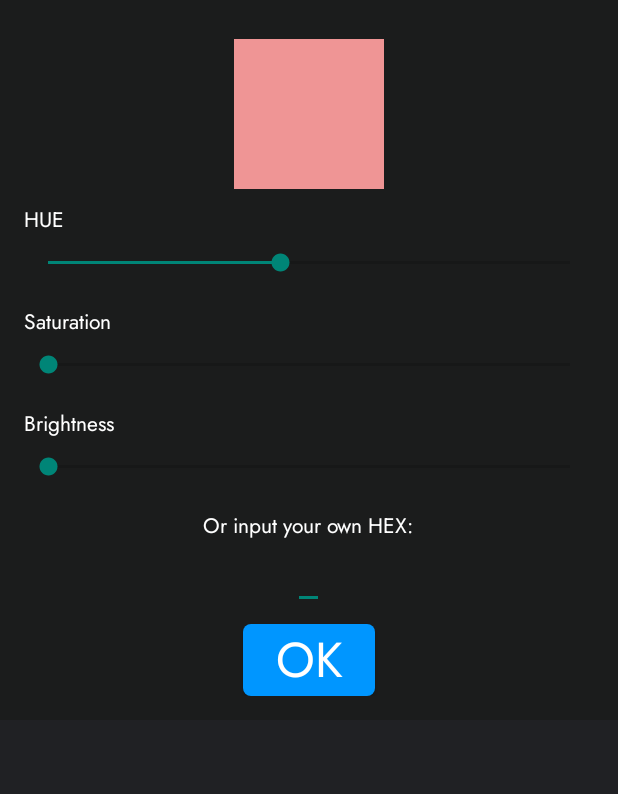
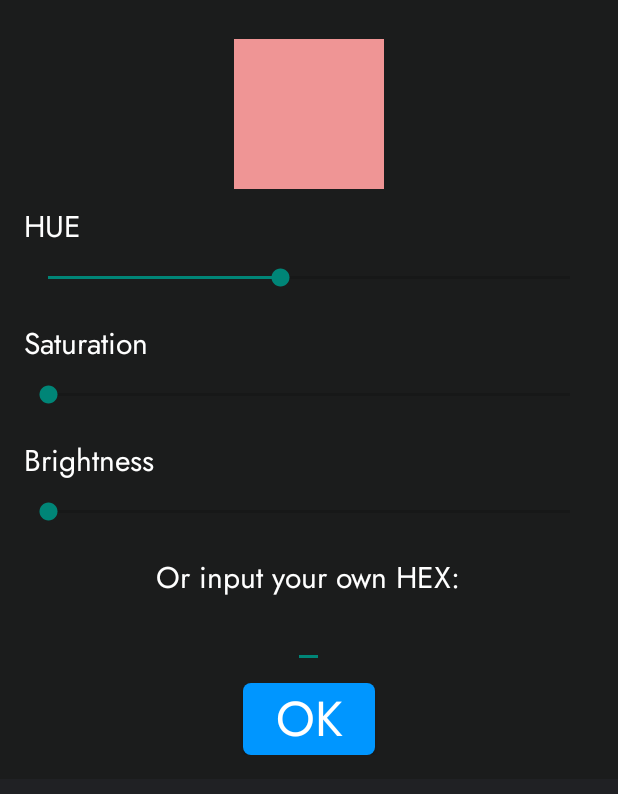
Before and after one commit to DumitruCimpean/GuessThePattern, an Android app: the layout color_picker_dialog_layout.xml on its own in the app's theme, with its tools: preview values and no code run, on a phone screen of 412 x 824 dp. Shown: the top 794 px of the screen. Run offline under Robolectric (Android 15) with nearby library versions, the light colour scheme and no system bars.

Commit message:
implemented color picker for 2x2 grids
- wip: overhauling how custom square background works

```diff
--- a/app/src/main/java/com/example/guessthepattern/MainActivity.java
+++ b/app/src/main/java/com/example/guessthepattern/MainActivity.java
@@ -4,9 +4,7 @@ import androidx.appcompat.app.AppCompatActivity;
 import androidx.constraintlayout.widget.ConstraintLayout;
 
 import android.annotation.SuppressLint;
-import android.app.ActivityOptions;
 import android.app.AlertDialog;
-import android.content.Intent;
 import android.content.SharedPreferences;
 import android.content.pm.ActivityInfo;
 import android.media.MediaPlayer;
@@ -42,7 +40,8 @@ public class MainActivity extends AppCompatActivity {
     public static final String musicVolKey = "musicVolKey";
     public static final String sfxVolKey = "sfxVolKey";
 
-    public static final String sqColorPickedKey = "sqColorPickedKey";
+    public static final String isColorFromPicker = "sqColorPickedKey";
+    public static final String sqColorPickedKey = "sqColorPickedKey2";
     public static final String hueKey = "hueKey";
     public static final String saturationKey = "saturationKey";
     public static final String valueKey = "valueKey";
--- /dev/null
+++ b/app/src/main/res/drawable/floppy_disk.xml
@@ -0,0 +1,10 @@
+<vector xmlns:android="http://schemas.android.com/apk/res/android"
+    android:width="800dp"
+    android:height="800dp"
+    android:viewportWidth="24"
+    android:viewportHeight="24">
+  <path
+      android:pathData="M4,5C4,4.448 4.448,4 5,4H7V7C7,7.552 7.448,8 8,8H15C15.552,8 16,7.552 16,7V4H16.172C16.437,4 16.691,4.105 16.879,4.293L19.707,7.121C19.895,7.309 20,7.563 20,7.828V19C20,19.552 19.552,20 19,20H18V13C18,12.448 17.552,12 17,12H7C6.448,12 6,12.448 6,13V20H5C4.448,20 4,19.552 4,19V5ZM8,20H16V14H8V20ZM14,4H9V6H14V4ZM5,2C3.343,2 2,3.343 2,5V19C2,20.657 3.343,22 5,22H19C20.657,22 22,20.657 22,19V7.828C22,7.033 21.684,6.27 21.121,5.707L18.293,2.879C17.73,2.316 16.967,2 16.172,2H5Z"
+      android:fillColor="#ffffff"
+      android:fillType="evenOdd"/>
+</vector>
--- a/app/src/main/res/layout/color_picker_dialog_layout.xml
+++ b/app/src/main/res/layout/color_picker_dialog_layout.xml
@@ -18,9 +18,10 @@
 
     <TextView
         android:layout_width="wrap_content"
-        android:layout_height="20dp"
+        android:layout_height="wrap_content"
         android:textColor="@color/white"
         android:text="HUE"
+        android:textSize="20sp"
         android:fontFamily="@font/jost_variablewght"/>
 
     <SeekBar
@@ -37,9 +38,10 @@
 
     <TextView
         android:layout_width="wrap_content"
-        android:layout_height="20dp"
+        android:layout_height="wrap_content"
         android:textColor="@color/white"
         android:text="Saturation"
+        android:textSize="20sp"
         android:fontFamily="@font/jost_variablewght"/>
 
     <SeekBar
@@ -55,9 +57,10 @@
 
     <TextView
         android:layout_width="wrap_content"
-        android:layout_height="20dp"
+        android:layout_height="wrap_content"
         android:textColor="@color/white"
         android:text="Brightness"
+        android:textSize="20sp"
         android:fontFamily="@font/jost_variablewght"/>
 
     <SeekBar
@@ -70,14 +73,22 @@
         android:paddingTop="10dp"
         android:paddingBottom="10dp"
         android:max="100" />
+
     <TextView
         android:id="@+id/hexTextTitle"
         android:layout_width="wrap_content"
         android:layout_height="wrap_content"
         android:text="Or input your own HEX:"
         android:textColor="@color/white"
+        android:textSize="20sp"
         android:fontFamily="@font/jost_variablewght"
         android:layout_gravity="center"/>
+
+    <LinearLayout
+        android:id="@+id/hexLayout"
+        android:layout_width="wrap_content"
+        android:layout_height="wrap_content"
+        android:layout_gravity="center">
 
         <EditText
             android:id="@+id/hexEditText"
@@ -87,8 +98,19 @@
             android:textColorHint="@color/darker_white"
             android:textColorHighlight="@color/light_blue"
             android:layout_gravity="center"
-        android:maxLength="7"
-        />
+            android:maxLength="7" />
+
+        <ImageButton
+            android:id="@+id/hexSaveButton"
+            android:layout_width="50dp"
+            android:layout_height="50dp"
+            android:src="@drawable/floppy_disk"
+            android:background="@color/transparent"
+            android:scaleType="fitCenter"
+            android:visibility="gone"
+            android:padding="5dp"/>
+
+    </LinearLayout>
 
     <Button
         android:id="@+id/okButton"
```
Also changed, not shown: app/src/main/java/com/example/guessthepattern/ColorPickerDialogFragment.java (+98 -22 lines), app/src/main/java/com/example/guessthepattern/Easy.java (+25 -11 lines), app/src/main/java/com/example/guessthepattern/EasyReflex.java (+39 -15 lines), app/src/main/java/com/example/guessthepattern/EasyTimed.java (+42 -16 lines), app/src/main/java/com/example/guessthepattern/Settings.java (+13 -9 lines). Lines whose indentation alone changed are shown as unchanged.
